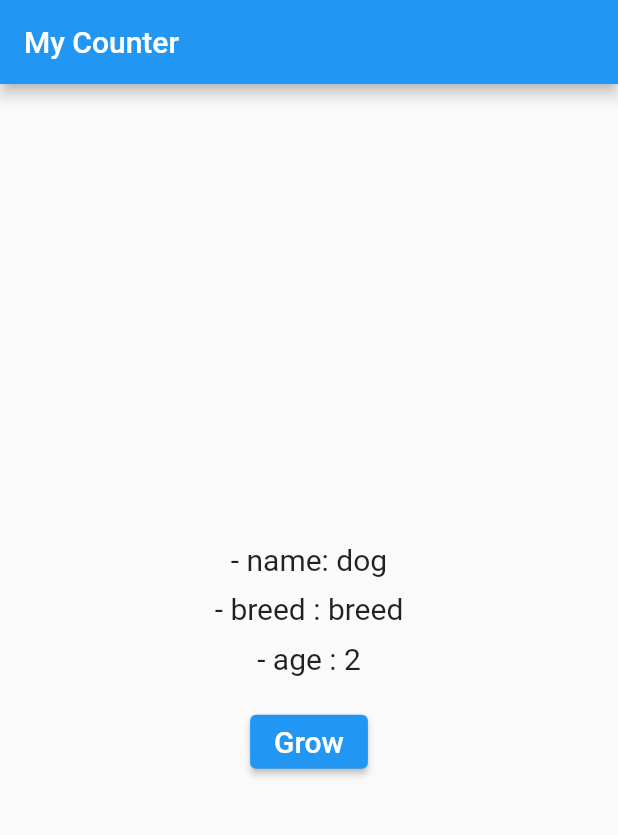
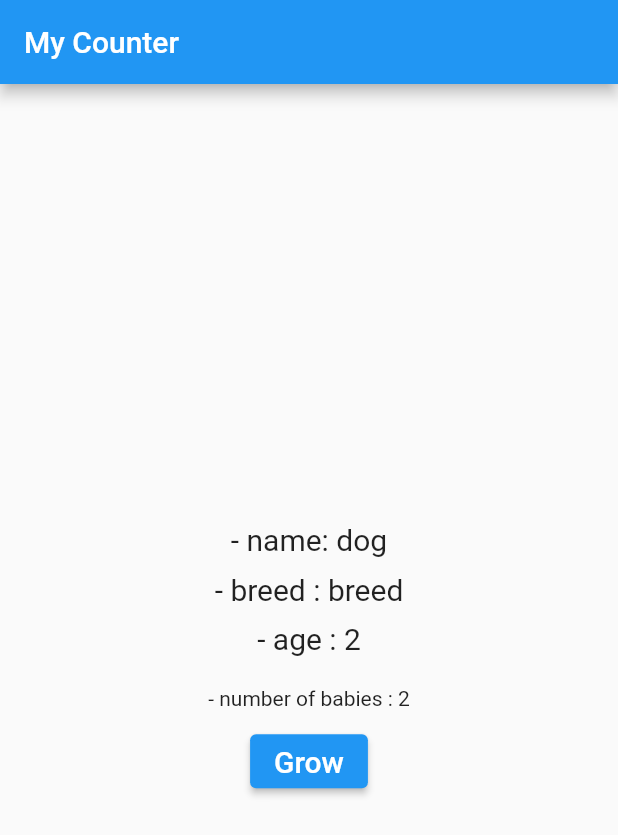
Before and after one commit to fahmi54321/basic_provider, a Flutter app: the screen it shows after launch, after a tap on "Grow", on a phone screen of 412 x 824 dp. Shown: the top 835 px of the screen. Run offline on Flutter 3.47's test engine with Material 2 defaults, Android fonts, the phone set to English and light mode, and no system bars.

```diff
--- a/lib/main.dart
+++ b/lib/main.dart
@@ -1,3 +1,4 @@
+import 'package:basic_provider/models/babies.dart';
 import 'package:basic_provider/models/dog.dart';
 import 'package:flutter/material.dart';
 import 'package:provider/provider.dart';
@@ -12,8 +13,22 @@ class MyApp extends StatelessWidget {
   // This widget is the root of your application.
   @override
   Widget build(BuildContext context) {
-    return ChangeNotifierProvider(
-      create: (_) => Dog(name: 'dog', breed: 'breed'),
+    return MultiProvider(
+      //todo 3
+      providers: [
+        ChangeNotifierProvider(
+          create: (_) => Dog(name: 'dog', breed: 'breed'),
+        ),
+        FutureProvider(
+          // todo 4
+          initialData: 0,
+          create: (context) {
+            final int dogAge = context.read<Dog>().age;
+            final babies = Babies(age: dogAge);
+            return babies.getBabies();
+          },
+        ),
+      ],
       child: MaterialApp(
         title: 'Flutter Demo',
         theme: ThemeData(
@@ -45,7 +60,7 @@ class _MyHomePageState extends State<MyHomePage> {
           mainAxisSize: MainAxisSize.min,
           children: [
             Text(
-              '- name: ${context.read<Dog>().name}', // todo 1
+              '- name: ${context.read<Dog>().name}',
               style: const TextStyle(fontSize: 20.0),
             ),
             const SizedBox(height: 10.0),
@@ -67,7 +82,7 @@ class BreedAndAge extends StatelessWidget {
     return Column(
       children: [
         Text(
-          '- breed : ${context.select((Dog val) => val.breed)}', //todo 2
+          '- breed : ${context.select((Dog val) => val.breed)}',
           style: const TextStyle(fontSize: 20.0),
         ),
         const SizedBox(height: 10.0),
@@ -87,12 +102,17 @@ class Age extends StatelessWidget {
     return Column(
       children: [
         Text(
-          '- age : ${context.select((Dog val) => val.age)}', //todo 3
+          '- age : ${context.select((Dog val) => val.age)}',
           style: const TextStyle(fontSize: 20.0),
         ),
         const SizedBox(height: 20.0),
+        Text(
+          '- number of babies : ${context.watch<int>()}', // todo 5 (finish)
+          // '- number of babies : ${context.read<int>()}',
+        ),
+        const SizedBox(height: 10.0),
         ElevatedButton(
-          onPressed: () => context.read<Dog>().grow(), // todo 4 (finish)
+          onPressed: () => context.read<Dog>().grow(),
           // onPressed: () => context.watch<Dog>().grow(),
           child: const Text(
             'Grow',
--- /dev/null
+++ b/lib/models/babies.dart
@@ -0,0 +1,25 @@
+import 'package:flutter/material.dart';
+
+//todo 1
+class Babies with ChangeNotifier {
+  final int age;
+
+  Babies({
+    required this.age,
+  });
+
+  //todo 2 (next main.dart)
+  Future<int> getBabies() async {
+    await Future.delayed(
+      const Duration(seconds: 3),
+    );
+
+    if (age > 1 && age < 5) {
+      return 4;
+    } else if (age < 1) {
+      return 0;
+    } else {
+      return 2;
+    }
+  }
+}
```
